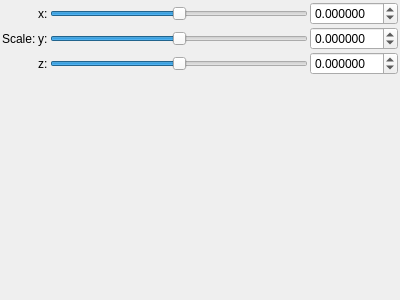
Before: the Qt Designer form mandelbulber2/qt_data/fractal_transf_scale_3D.ui in buddhi1980/mandelbulber2, drawn with Qt 5.
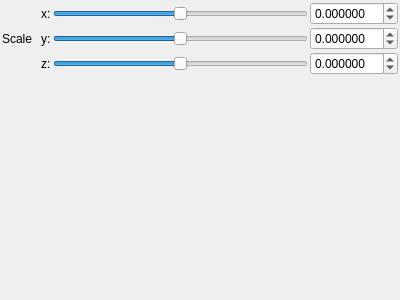
After: the same form once the commit is applied. Custom widgets are drawn as their Qt base class.

```diff
--- a/mandelbulber2/qt_data/fractal_transf_scale_3D.ui
+++ b/mandelbulber2/qt_data/fractal_transf_scale_3D.ui
@@ -217,7 +217,7 @@
      <item row="0" column="0" rowspan="3">
       <widget class="QLabel" name="label_108">
        <property name="text">
-        <string>Scale:</string>
+        <string>Scale  </string>
        </property>
       </widget>
      </item>
```
